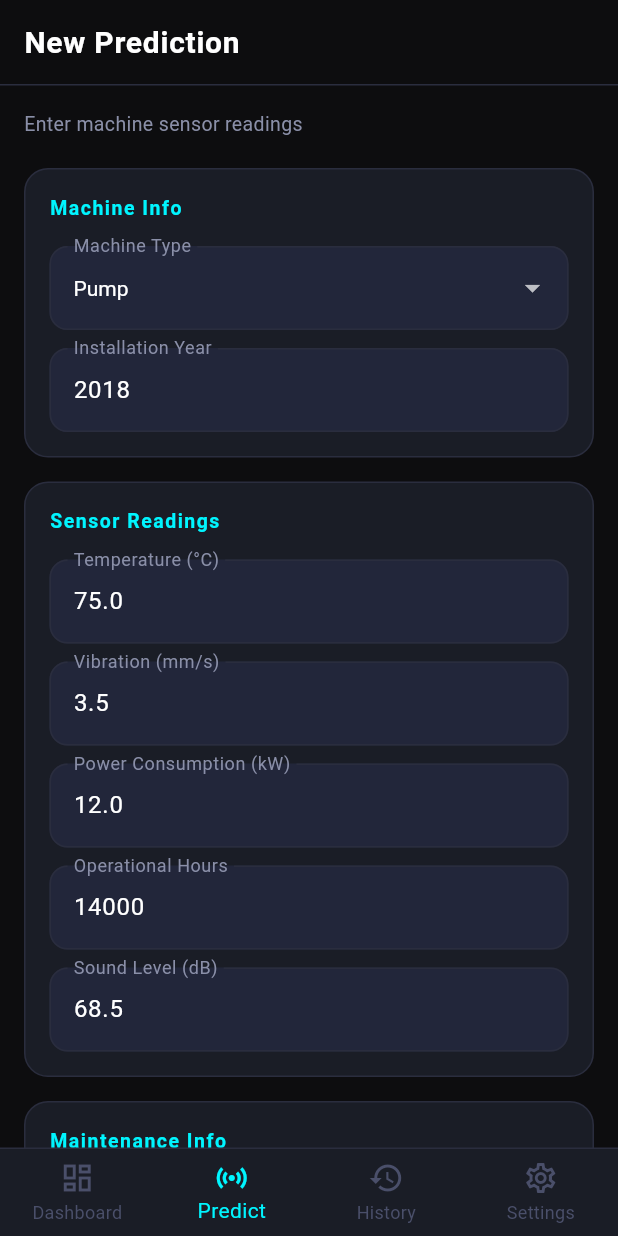
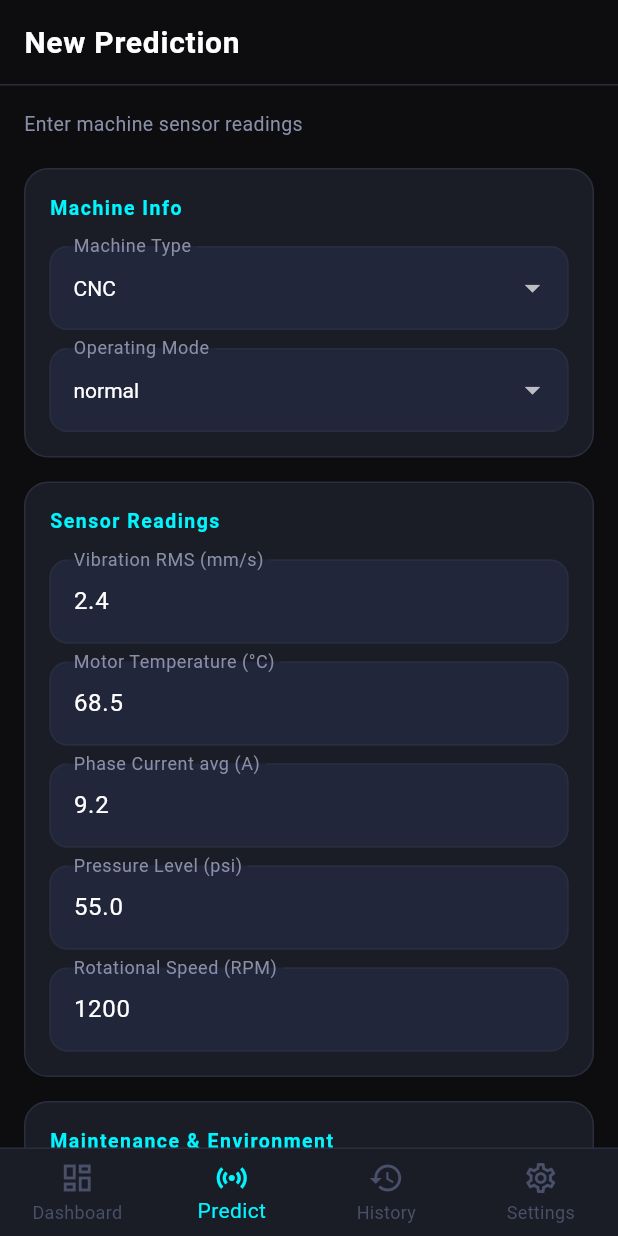
Before and after one commit to Osinmen/machineguard, a Flutter app: the screen it shows after launch, item 2 of the bottom bar chosen, on a phone screen of 412 x 824 dp. Run offline on Flutter 3.47's test engine with Material 3 defaults, Android fonts, the phone set to English and light mode, and no system bars; our stand-ins replace shared_preferences, sqflite; accounts and stored records are empty.

Commit message:
making new changes to the application

```diff
--- a/lib/core/constants/app_constants.dart
+++ b/lib/core/constants/app_constants.dart
@@ -4,27 +4,36 @@ class AppConstants {
   static const String defaultApiUrl = 'https://machinefaultdetection.onrender.com';
   static const String apiV1         = '/api/v1';
 
-  // Risk thresholds — must match backend config.py
-  static const double highRiskThreshold     = 0.50;
-  static const double criticalRiskThreshold = 0.75;
-
   // SharedPreferences keys
   static const String prefApiUrl = 'api_url';
 
   // DB
   static const String dbName       = 'machineguard.db'; //machine name database
-  static const int    dbVersion    = 2;
+  static const int    dbVersion    = 3;
   static const String tableHistory = 'prediction_history';
 
-  // Real machine types from training dataset
+  // Categories the model was actually trained on — must match the
+  // backend's VALID_MACHINE_TYPES / VALID_OPERATING_MODES exactly,
+  // since they're baked into the fitted OneHotEncoder.
   static const List<String> machineTypes = [
-    'CMM',
-    'CNC Lathe',
-    'Conveyor Belt',
-    'Industrial Chiller',
-    'Injection Molder',
-    'Labeler',
+    'CNC',
+    'Compressor',
     'Pump',
-    'Vacuum Packer',
+    'Robotic Arm',
+  ];
+
+  static const List<String> operatingModes = [
+    'idle',
+    'normal',
+    'peak',
+  ];
+
+  // All 5 possible fault-type outputs from the model
+  static const List<String> faultTypes = [
+    'healthy',
+    'bearing',
+    'electrical',
+    'hydraulic',
+    'motor_overheat',
   ];
 }
--- a/lib/data/models/prediction_result.dart
+++ b/lib/data/models/prediction_result.dart
@@ -1,8 +1,6 @@
+import 'dart:convert';
 import 'package:flutter/material.dart';
 import 'package:machine_guard/core/theme/app_theme.dart';
-
-
-enum RiskLevel { healthy, atRisk, critical }
 
 class SensorAlert {
   final String sensor;
@@ -38,6 +36,17 @@ class SensorAlert {
     );
   }
 
+  Map<String, dynamic> toJson() => {
+    'sensor':      sensor,
+    'feature_key': featureKey,
+    'value':       value,
+    'unit':        unit,
+    'status':      status,
+    'message':     message,
+    'warn_range':  warnRange,
+    'crit_range':  critRange,
+  };
+
   bool get isCritical => status == 'CRITICAL';
 
   Color get alertColor => isCritical ? AppColors.red : AppColors.orange;
@@ -49,10 +58,11 @@ class SensorAlert {
 
 class PredictionResult {
   final String machineId;
-  final int prediction;
-  final double riskProbability;
-  final double riskPercentage;
-  final RiskLevel riskLevel;
+  final String predictedClass;       // healthy | bearing | electrical | hydraulic | motor_overheat
+  final double confidence;           // probability of predictedClass, 0.0–1.0
+  final Map<String, double> classProbabilities;
+  final bool isHealthy;
+  final bool lowConfidence;
   final String recommendation;
   final List<SensorAlert> sensorAlerts;
   final int alertCount;
@@ -63,10 +73,11 @@ class PredictionResult {
 
   PredictionResult({
     required this.machineId,
-    required this.prediction,
-    required this.riskProbability,
-    required this.riskPercentage,
-    required this.riskLevel,
+    required this.predictedClass,
+    required this.confidence,
+    required this.classProbabilities,
+    required this.isHealthy,
+    required this.lowConfidence,
     required this.recommendation,
     required this.sensorAlerts,
     required this.alertCount,
@@ -79,10 +90,12 @@ class PredictionResult {
   factory PredictionResult.fromJson(Map<String, dynamic> json) {
     return PredictionResult(
       machineId:      json['machine_id'],
-      prediction:     json['prediction'],
-      riskProbability: (json['risk_probability'] as num).toDouble(),
-      riskPercentage:  (json['risk_percentage'] as num).toDouble(),
-      riskLevel:      _parseRiskLevel(json['risk_level']),
+      predictedClass: json['predicted_class'],
+      confidence:     (json['confidence'] as num).toDouble(),
+      classProbabilities: (json['class_probabilities'] as Map<String, dynamic>)
+          .map((k, v) => MapEntry(k, (v as num).toDouble())),
+      isHealthy:      json['is_healthy'] ?? (json['predicted_class'] == 'healthy'),
+      lowConfidence:  json['low_confidence'] ?? false,
       recommendation: json['recommendation'],
       sensorAlerts:   (json['sensor_alerts'] as List)
                           .map((a) => SensorAlert.fromJson(a))
@@ -90,84 +103,70 @@ class PredictionResult {
       alertCount:     json['alert_count'] ?? 0,
       criticalCount:  json['critical_count'] ?? 0,
       warningCount:   json['warning_count'] ?? 0,
-      modelVersion:   json['model_version'] ?? '1.0.0',
+      modelVersion:   json['model_version'] ?? '2.0.0',
       timestamp:      DateTime.now(),
     );
   }
 
-  static RiskLevel _parseRiskLevel(String level) {
-    switch (level.toUpperCase()) {
-      case 'CRITICAL': return RiskLevel.critical;
-      case 'AT_RISK':  return RiskLevel.atRisk;
-      default:         return RiskLevel.healthy;
-    }
+  // Reuses the same cyan/orange/red visual language the old risk-tier UI
+  // used, but driven by prediction confidence rather than a risk score:
+  // healthy -> cyan, uncertain fault -> orange, confident fault -> red.
+  Color get statusColor {
+    if (isHealthy) return AppColors.cyan;
+    return lowConfidence ? AppColors.orange : AppColors.red;
   }
 
-  Color get riskColor {
-    switch (riskLevel) {
-      case RiskLevel.critical: return AppColors.red;
-      case RiskLevel.atRisk:   return AppColors.orange;
-      case RiskLevel.healthy:  return AppColors.cyan;
-    }
+  String get statusLabel => isHealthy
+      ? 'HEALTHY'
+      : '${predictedClass.replaceAll('_', ' ').toUpperCase()} FAULT';
+
+  IconData get statusIcon {
+    if (isHealthy) return Icons.check_circle_outline;
+    return lowConfidence ? Icons.help_outline : Icons.cancel_outlined;
   }
 
-  String get riskLabel {
-    switch (riskLevel) {
-      case RiskLevel.critical: return 'CRITICAL';
-      case RiskLevel.atRisk:   return 'AT RISK';
-      case RiskLevel.healthy:  return 'HEALTHY';
-    }
+  double get confidencePercentage => confidence * 100;
+
+  // Class probabilities sorted highest first, for the breakdown list.
+  List<MapEntry<String, double>> get sortedProbabilities {
+    final entries = classProbabilities.entries.toList();
+    entries.sort((a, b) => b.value.compareTo(a.value));
+    return entries;
   }
 
-  // Simple HEALTHY / FAULTY label
-  String get statusLabel => prediction == 0 ? 'HEALTHY' : 'FAULTY';
-
-  Color get statusColor => prediction == 0 ? AppColors.cyan : AppColors.red;
-
-  IconData get statusIcon => prediction == 0
-      ? Icons.check_circle_outline
-      : Icons.cancel_outlined;
-
   Map<String, dynamic> toMap() => {
-    'machine_id':      machineId,
-    'prediction':      prediction,
-    'risk_probability': riskProbability,
-    'risk_percentage':  riskPercentage,
-    'risk_level':      riskLevel.name,
-    'recommendation':  recommendation,
-    'sensor_alerts':   sensorAlerts.map((a) => {
-      'sensor':      a.sensor,
-      'feature_key': a.featureKey,
-      'value':       a.value,
-      'unit':        a.unit,
-      'status':      a.status,
-      'message':     a.message,
-      'warn_range':  a.warnRange,
-      'crit_range':  a.critRange,
-    }).toList(),
-    'alert_count':    alertCount,
-    'critical_count': criticalCount,
-    'warning_count':  warningCount,
-    'model_version':  modelVersion,
-    'timestamp':      timestamp.toIso8601String(),
+    'machine_id':          machineId,
+    'predicted_class':     predictedClass,
+    'confidence':          confidence,
+    'class_probabilities': jsonEncode(classProbabilities),
+    'is_healthy':          isHealthy ? 1 : 0,
+    'low_confidence':      lowConfidence ? 1 : 0,
+    'recommendation':      recommendation,
+    'sensor_alerts':       jsonEncode(sensorAlerts.map((a) => a.toJson()).toList()),
+    'alert_count':         alertCount,
+    'critical_count':      criticalCount,
+    'warning_count':       warningCount,
+    'model_version':       modelVersion,
+    'timestamp':           timestamp.toIso8601String(),
   };
 
   factory PredictionResult.fromMap(Map<String, dynamic> map) {
+    final probsRaw = jsonDecode(map['class_probabilities']) as Map<String, dynamic>;
+    final alertsRaw = jsonDecode(map['sensor_alerts']) as List;
     return PredictionResult(
-      machineId:       map['machine_id'],
-      prediction:      map['prediction'],
-      riskProbability: map['risk_probability'],
-      riskPercentage:  map['risk_percentage'],
-      riskLevel:       RiskLevel.values.firstWhere((e) => e.name == map['risk_level']),
-      recommendation:  map['recommendation'],
-      sensorAlerts:    (map['sensor_alerts'] as List? ?? [])
-                           .map((a) => SensorAlert.fromJson(a as Map<String, dynamic>))
-                           .toList(),
-      alertCount:      map['alert_count'] ?? 0,
-      criticalCount:   map['critical_count'] ?? 0,
-      warningCount:    map['warning_count'] ?? 0,
-      modelVersion:    map['model_version'],
-      timestamp:       DateTime.parse(map['timestamp']),
+      machineId:      map['machine_id'],
+      predictedClass: map['predicted_class'],
+      confidence:     (map['confidence'] as num).toDouble(),
+      classProbabilities: probsRaw.map((k, v) => MapEntry(k, (v as num).toDouble())),
+      isHealthy:      map['is_healthy'] == 1,
+      lowConfidence:  map['low_confidence'] == 1,
+      recommendation: map['recommendation'],
+      sensorAlerts:   alertsRaw.map((a) => SensorAlert.fromJson(a)).toList(),
+      alertCount:     map['alert_count'] ?? 0,
+      criticalCount:  map['critical_count'] ?? 0,
+      warningCount:   map['warning_count'] ?? 0,
+      modelVersion:   map['model_version'],
+      timestamp:      DateTime.parse(map['timestamp']),
     );
   }
 }
--- a/lib/data/models/sensor_input.dart
+++ b/lib/data/models/sensor_input.dart
@@ -1,59 +1,38 @@
 class SensorInput {
-  final String machineId;
+  final String? machineId;
   final String machineType;
-  final int installationYear;
-  final double temperatureC;
-  final double vibrationMms;
-  final double powerConsumptionKw;
-  final double operationalHours;
-  final int lastMaintenanceDaysAgo;
-  final int maintenanceHistoryCount;
-  final int failureHistoryCount;
-  final double oilLevelPct;
-  final double coolantLevelPct;
-  final bool aiSupervision;
-  final int aiOverrideEvents;
-  final double remainingUsefulLifeDays;
-  final int errorCodesLast30Days;
-  final double soundDb;
+  final String operatingMode;
+  final double vibrationRms;
+  final double temperatureMotor;
+  final double currentPhaseAvg;
+  final double pressureLevel;
+  final double rpm;
+  final double hoursSinceMaintenance;
+  final double ambientTemp;
 
   SensorInput({
-    required this.machineId,
+    this.machineId,
     required this.machineType,
-    required this.installationYear,
-    required this.temperatureC,
-    required this.vibrationMms,
-    required this.powerConsumptionKw,
-    required this.operationalHours,
-    required this.lastMaintenanceDaysAgo,
-    required this.maintenanceHistoryCount,
-    required this.failureHistoryCount,
-    required this.oilLevelPct,
-    required this.coolantLevelPct,
-    required this.aiSupervision,
-    required this.aiOverrideEvents,
-    required this.remainingUsefulLifeDays,
-    required this.errorCodesLast30Days,
-    required this.soundDb,
+    required this.operatingMode,
+    required this.vibrationRms,
+    required this.temperatureMotor,
+    required this.currentPhaseAvg,
+    required this.pressureLevel,
+    required this.rpm,
+    required this.hoursSinceMaintenance,
+    required this.ambientTemp,
   });
 
   Map<String, dynamic> toJson() => {
     'machine_id': machineId,
     'machine_type': machineType,
-    'installation_year': installationYear,
-    'temperature_c': temperatureC,
-    'vibration_mms': vibrationMms,
-    'power_consumption_kw': powerConsumptionKw,
-    'operational_hours': operationalHours,
-    'last_maintenance_days_ago': lastMaintenanceDaysAgo,
-    'maintenance_history_count': maintenanceHistoryCount,
-    'failure_history_count': failureHistoryCount,
-    'oil_level_pct': oilLevelPct,
-    'coolant_level_pct': coolantLevelPct,
-    'ai_supervision': aiSupervision,
-    'ai_override_events': aiOverrideEvents,
-    'remaining_useful_life_days': remainingUsefulLifeDays,
-    'error_codes_last_30_days': errorCodesLast30Days,
-    'sound_db': soundDb,
+    'operating_mode': operatingMode,
+    'vibration_rms': vibrationRms,
+    'temperature_motor': temperatureMotor,
+    'current_phase_avg': currentPhaseAvg,
+    'pressure_level': pressureLevel,
+    'rpm': rpm,
+    'hours_since_maintenance': hoursSinceMaintenance,
+    'ambient_temp': ambientTemp,
   };
 }
--- a/lib/providers/history_provider.dart
+++ b/lib/providers/history_provider.dart
@@ -4,21 +4,21 @@ import 'package:machine_guard/data/services/database_service.dart';
 
 class HistoryProvider extends ChangeNotifier {
   List<PredictionResult> _all = [];
-  String _filter = 'all'; // all | atRisk | healthy
+  String _filter = 'all'; // all | faulty | healthy
 
   List<PredictionResult> get filtered {
-    if (_filter == 'atRisk') {
-      return _all.where((r) => r.riskLevel != RiskLevel.healthy).toList();
+    if (_filter == 'faulty') {
+      return _all.where((r) => !r.isHealthy).toList();
     } else if (_filter == 'healthy') {
-      return _all.where((r) => r.riskLevel == RiskLevel.healthy).toList();
+      return _all.where((r) => r.isHealthy).toList();
     }
     return _all;
   }
 
   String get filter => _filter;
   int get total => _all.length;
-  int get atRiskCount => _all.where((r) => r.riskLevel != RiskLevel.healthy).length;
-  int get healthyCount => _all.where((r) => r.riskLevel == RiskLevel.healthy).length;
+  int get faultyCount => _all.where((r) => !r.isHealthy).length;
+  int get healthyCount => _all.where((r) => r.isHealthy).length;
 
   Future<void> load() async {
     _all = await DatabaseService.getAllPredictions();
--- a/lib/screens/prediction/prediction_screen.dart
+++ b/lib/screens/prediction/prediction_screen.dart
@@ -17,37 +17,25 @@ class PredictionScreen extends StatefulWidget {
 class _PredictionScreenState extends State<PredictionScreen> {
   final _formKey = GlobalKey<FormState>();
 
-  // Controllers (machine_id removed — auto-generated at submit time, not user-facing)
-  final _installYearCtrl = TextEditingController(text: '2018');
-  final _tempCtrl = TextEditingController(text: '75.0');
-  final _vibrationCtrl = TextEditingController(text: '3.5');
-  final _powerCtrl = TextEditingController(text: '12.0');
-  final _opHoursCtrl = TextEditingController(text: '14000');
-  final _lastMaintenanceCtrl = TextEditingController(text: '45');
-  final _maintCountCtrl = TextEditingController(text: '8');
-  final _failureCountCtrl = TextEditingController(text: '2');
-  final _oilCtrl = TextEditingController(text: '72.0');
-  final _coolantCtrl = TextEditingController(text: '85.0');
-  final _aiOverrideCtrl = TextEditingController(text: '1');
-  final _rulCtrl = TextEditingController(text: '120.0');
-  final _errorCodesCtrl = TextEditingController(text: '2');
-  final _soundCtrl = TextEditingController(text: '68.5');
+  final _vibrationCtrl   = TextEditingController(text: '2.4');
+  final _tempMotorCtrl   = TextEditingController(text: '68.5');
+  final _currentCtrl     = TextEditingController(text: '9.2');
+  final _pressureCtrl    = TextEditingController(text: '55.0');
+  final _rpmCtrl         = TextEditingController(text: '1200');
+  final _hoursCtrl       = TextEditingController(text: '150');
+  final _ambientCtrl     = TextEditingController(text: '13.0');
 
-  // NOTE: default must be a value that exists in AppConstants.machineTypes
-  // AND is one of the backend's VALID_MACHINE_TYPES:
-  // CMM, CNC Lathe, Industrial Chiller, Injection Molder, Labeler, Pump, Vacuum Packer, Conveyor Belt
-  // 'Compressor' is NOT in that list — confirm AppConstants.machineTypes matches the backend
-  // before shipping, otherwise this dropdown can submit an invalid machine_type.
-  String _selectedMachineType = 'Pump';
-  bool _aiSupervision = true;
+  // Defaults must exist in AppConstants.machineTypes / operatingModes,
+  // which must match the backend's VALID_MACHINE_TYPES / VALID_OPERATING_MODES
+  // exactly — these are baked into the fitted OneHotEncoder.
+  String _selectedMachineType   = AppConstants.machineTypes.first;
+  String _selectedOperatingMode = 'normal';
 
   @override
   void dispose() {
     for (final c in [
-      _installYearCtrl, _tempCtrl, _vibrationCtrl,
-      _powerCtrl, _opHoursCtrl, _lastMaintenanceCtrl, _maintCountCtrl,
-      _failureCountCtrl, _oilCtrl, _coolantCtrl, _aiOverrideCtrl,
-      _rulCtrl, _errorCodesCtrl, _soundCtrl,
+      _vibrationCtrl, _tempMotorCtrl, _currentCtrl,
+      _pressureCtrl, _rpmCtrl, _hoursCtrl, _ambientCtrl,
     ]) { c.dispose(); }
     super.dispose();
   }
@@ -58,21 +46,14 @@ class _PredictionScreenState extends State<PredictionScreen> {
     final input = SensorInput(
       machineId: 'MCH-${DateTime.now().millisecondsSinceEpoch}',
       machineType: _selectedMachineType,
-      installationYear: int.parse(_installYearCtrl.text),
-      temperatureC: double.parse(_tempCtrl.text),
-      vibrationMms: double.parse(_vibrationCtrl.text),
-      powerConsumptionKw: double.parse(_powerCtrl.text),
-      operationalHours: double.parse(_opHoursCtrl.text),
-      lastMaintenanceDaysAgo: int.parse(_lastMaintenanceCtrl.text),
-      maintenanceHistoryCount: int.parse(_maintCountCtrl.text),
-      failureHistoryCount: int.parse(_failureCountCtrl.text),
-      oilLevelPct: double.parse(_oilCtrl.text),
-      coolantLevelPct: double.parse(_coolantCtrl.text),
-      aiSupervision: _aiSupervision,
-      aiOverrideEvents: int.parse(_aiOverrideCtrl.text),
-      remainingUsefulLifeDays: double.parse(_rulCtrl.text),
-      errorCodesLast30Days: int.parse(_errorCodesCtrl.text),
-      soundDb: double.parse(_soundCtrl.text),
+      operatingMode: _selectedOperatingMode,
+      vibrationRms: double.parse(_vibrationCtrl.text),
+      temperatureMotor: double.parse(_tempMotorCtrl.text),
+      currentPhaseAvg: double.parse(_currentCtrl.text),
+      pressureLevel: double.parse(_pressureCtrl.text),
+      rpm: double.parse(_rpmCtrl.text),
+      hoursSinceMaintenance: double.parse(_hoursCtrl.text),
+      ambientTemp: double.parse(_ambientCtrl.text),
     );
 
     await context.read<PredictionProvider>().runPrediction(input);
@@ -115,44 +96,37 @@ class _PredictionScreenState extends State<PredictionScreen> {
                         style: TextStyle(color: AppColors.textSecondary, fontSize: 13)),
                     const SizedBox(height: 20),
                     _buildGroup('Machine Info', [
-                      _dropdownField(),
+                      _dropdownField(
+                        label: 'Machine Type',
+                        value: _selectedMachineType,
+                        options: AppConstants.machineTypes,
+                        onChanged: (v) => setState(() => _selectedMachineType = v!),
+                      ),
                       const SizedBox(height: 12),
-                      _textField('Installation Year', _installYearCtrl, isInt: true,
-                          hint: '1990 – 2026'),
+                      _dropdownField(
+                        label: 'Operating Mode',
+                        value: _selectedOperatingMode,
+                        options: AppConstants.operatingModes,
+                        onChanged: (v) => setState(() => _selectedOperatingMode = v!),
+                      ),
                     ]),
                     const SizedBox(height: 16),
                     _buildGroup('Sensor Readings', [
-                      _textField('Temperature (°C)', _tempCtrl, hint: 'e.g. 75.0'),
+                      _textField('Vibration RMS (mm/s)', _vibrationCtrl, hint: 'e.g. 2.4'),
                       const SizedBox(height: 12),
-                      _textField('Vibration (mm/s)', _vibrationCtrl, hint: 'e.g. 3.5'),
+                      _textField('Motor Temperature (°C)', _tempMotorCtrl, hint: 'e.g. 68.5', allowNegative: true),
                       const SizedBox(height: 12),
-                      _textField('Power Consumption (kW)', _powerCtrl, hint: 'e.g. 12.0'),
+                      _textField('Phase Current avg (A)', _currentCtrl, hint: 'e.g. 9.2'),
                       const SizedBox(height: 12),
-                      _textField('Operational Hours', _opHoursCtrl, hint: 'e.g. 14000'),
+                      _textField('Pressure Level (psi)', _pressureCtrl, hint: 'e.g. 55.0'),
                       const SizedBox(height: 12),
-                      _textField('Sound Level (dB)', _soundCtrl, hint: 'e.g. 68.5'),
+                      _textField('Rotational Speed (RPM)', _rpmCtrl, hint: 'e.g. 1200'),
                     ]),
                     const SizedBox(height: 16),
-                    _buildGroup('Maintenance Info', [
-                      _textField('Days Since Last Maintenance', _lastMaintenanceCtrl, isInt: true),
+                    _buildGroup('Maintenance & Environment', [
+                      _textField('Hours Since Maintenance', _hoursCtrl, hint: 'e.g. 150'),
                       const SizedBox(height: 12),
-                      _textField('Maintenance History Count', _maintCountCtrl, isInt: true),
-                      const SizedBox(height: 12),
-                      _textField('Failure History Count', _failureCountCtrl, isInt: true),
-                      const SizedBox(height: 12),
-                      _textField('Oil Level (%)', _oilCtrl, hint: '0 – 100'),
-                      const SizedBox(height: 12),
-                      _textField('Coolant Level (%)', _coolantCtrl, hint: '0 – 100'),
-                    ]),
-                    const SizedBox(height: 16),
-                    _buildGroup('AI & Lifespan', [
-                      _textField('Remaining Useful Life (days)', _rulCtrl),
-                      const SizedBox(height: 12),
-                      _textField('Error Codes (Last 30 Days)', _errorCodesCtrl, isInt: true),
-                      const SizedBox(height: 12),
-                      _textField('AI Override Events', _aiOverrideCtrl, isInt: true),
-                      const SizedBox(height: 12),
-                      _toggleField(),
+                      _textField('Ambient Temperature (°C)', _ambientCtrl, hint: 'e.g. 13.0', allowNegative: true),
                     ]),
                     const SizedBox(height: 28),
                     _buildSubmitButton(provider),
@@ -195,48 +169,37 @@ class _PredictionScreenState extends State<PredictionScreen> {
     );
   }
 
-  Widget _textField(String label, TextEditingController ctrl,
-      {bool isInt = false, bool isRequired = false, String? hint}) {
+  Widget _textField(String label, TextEditingController ctrl, {String? hint, bool allowNegative = false}) {
     return TextFormField(
       controller: ctrl,
-      keyboardType: isInt
-          ? TextInputType.number
-          : const TextInputType.numberWithOptions(decimal: true),
+      keyboardType: TextInputType.numberWithOptions(decimal: true, signed: allowNegative),
       style: const TextStyle(color: AppColors.textPrimary),
       decoration: InputDecoration(labelText: label, hintText: hint),
       validator: (v) {
         if (v == null || v.isEmpty) return '$label is required';
-        if (isInt && int.tryParse(v) == null) return 'Enter a valid integer';
-        if (!isInt && !isRequired && double.tryParse(v) == null) return 'Enter a valid number';
+        final parsed = double.tryParse(v);
+        if (parsed == null) return 'Enter a valid number';
+        if (!allowNegative && parsed < 0) return '$label cannot be negative';
         return null;
       },
     );
   }
 
-  Widget _dropdownField() {
+  Widget _dropdownField({
+    required String label,
+    required String value,
+    required List<String> options,
+    required ValueChanged<String?> onChanged,
+  }) {
     return DropdownButtonFormField<String>(
-      value: _selectedMachineType,
+      value: value,
       dropdownColor: AppColors.surface,
       style: const TextStyle(color: AppColors.textPrimary),
-      decoration: const InputDecoration(labelText: 'Machine Type'),
-      items: AppConstants.machineTypes
+      decoration: InputDecoration(labelText: label),
+      items: options
           .map((t) => DropdownMenuItem(value: t, child: Text(t)))
           .toList(),
-      onChanged: (v) => setState(() => _selectedMachineType = v!),
-    );
-  }
-
-  Widget _toggleField() {
-    return Row(
-      mainAxisAlignment: MainAxisAlignment.spaceBetween,
-      children: [
-        const Text('AI Supervision', style: TextStyle(color: AppColors.textSecondary)),
-        Switch(
-          value: _aiSupervision,
-          activeColor: AppColors.cyan,
-          onChanged: (v) => setState(() => _aiSupervision = v),
-        ),
-      ],
+      onChanged: onChanged,
     );
   }
 
--- a/lib/screens/settings/settings_screen.dart
+++ b/lib/screens/settings/settings_screen.dart
@@ -104,9 +104,9 @@ class SettingsScreen extends StatelessWidget {
           const Text('About',
               style: TextStyle(color: AppColors.cyan, fontWeight: FontWeight.w700, fontSize: 13, letterSpacing: 1)),
           const SizedBox(height: 14),
-          _aboutRow('Model', 'CatBoost Classifier'),
-          _aboutRow('Target', 'Failure Within 7 Days'),
-          _aboutRow('Primary Metric', 'Recall (minimise missed failures)'),
+          _aboutRow('Model', 'LightGBM Classifier'),
+          _aboutRow('Target', 'Fault Type (5-class)'),
+          _aboutRow('Primary Metric', 'F1-Macro'),
           _aboutRow('Built with', 'Flutter + FastAPI'),
         ],
       ),
```
Also changed, not shown: lib/data/services/api_service.dart (+13 -0 lines), lib/data/services/database_service.dart (+28 -41 lines), lib/screens/dashboard/dashboard_screen.dart (+9 -4 lines), lib/screens/history/history_screen.dart (+10 -5 lines), lib/screens/prediction/result_screen.dart (+88 -33 lines), lib/widgets/common/risk_badge.dart (+37 -36 lines).
